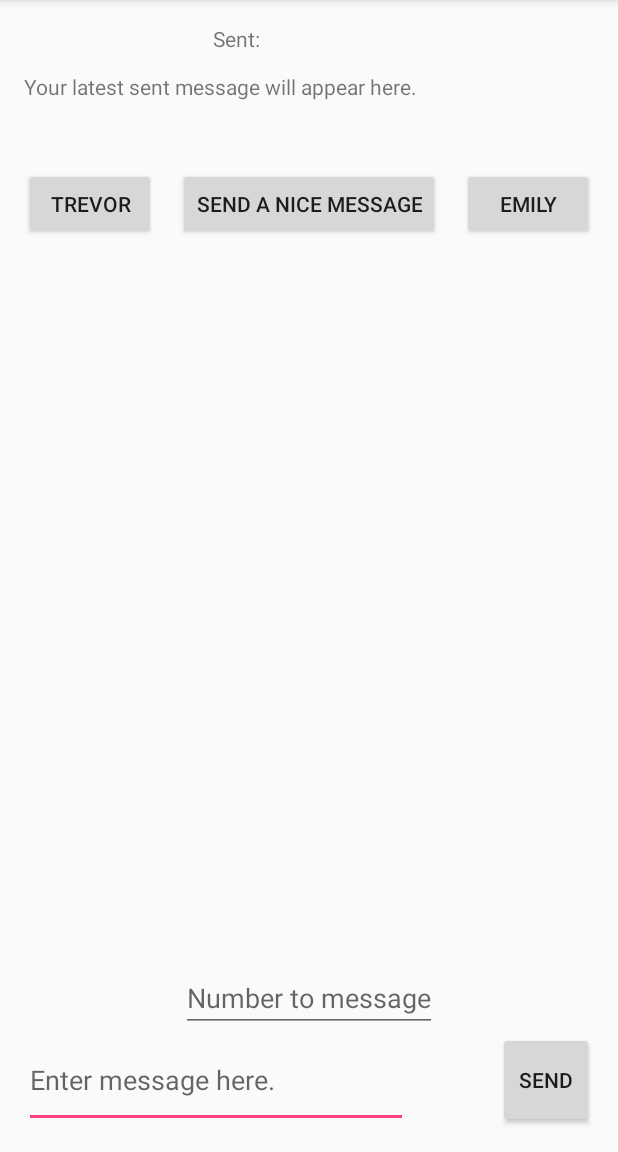
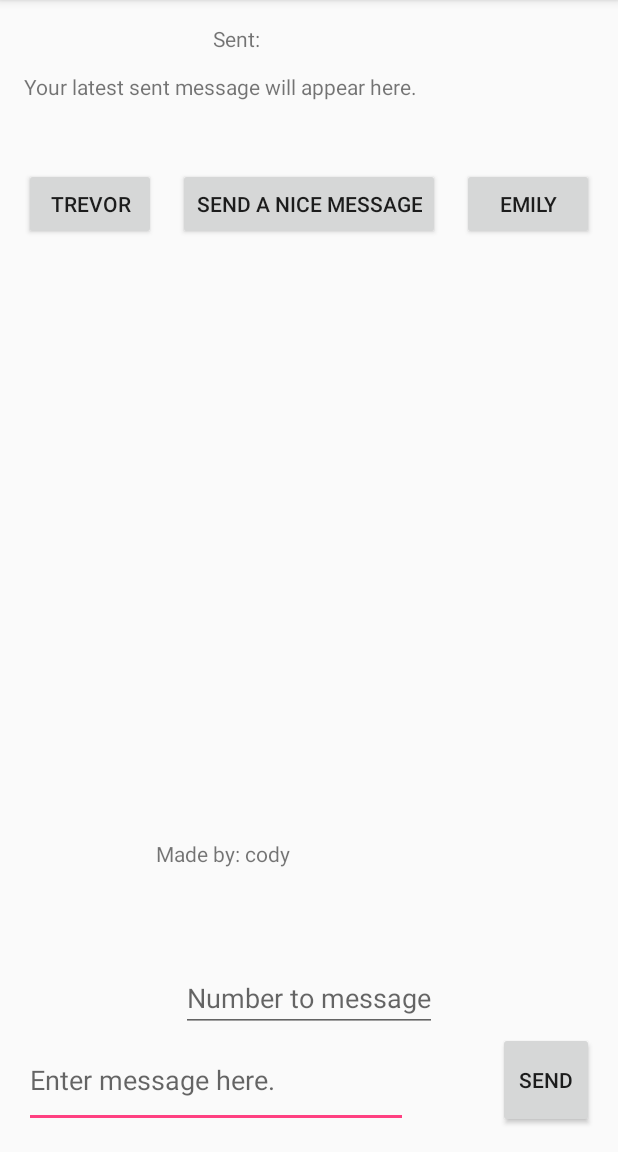
Before and after one commit to MrTj458/WorldsMostBaasicTextingApp, an Android app: the screen it shows after launch (TextingActivity), on a phone screen of 412 x 824 dp, the part 84-1236 px from its top. Run offline under Robolectric (Android 15) with nearby library versions, the light colour scheme and no system bars.

Commit message:
Added name and @author tag

```diff
--- a/app/src/main/java/com/example/thod0127/worldsmostbaasictextingapp/TextingActivity.java
+++ b/app/src/main/java/com/example/thod0127/worldsmostbaasictextingapp/TextingActivity.java
@@ -10,6 +10,9 @@ import android.widget.Toast;
 import android.widget.TextView;
 import java.util.ArrayList;
 
+/**
+ * @author Cody Henrichsen - Extra class assignment.
+ */
 public class TextingActivity extends AppCompatActivity
 {
     private TextView sentText;
--- a/app/src/main/res/layout/activity_texting.xml
+++ b/app/src/main/res/layout/activity_texting.xml
@@ -84,4 +84,15 @@
         android:layout_alignBottom="@+id/number2"
         android:layout_centerHorizontal="true"/>
 
+    <TextView
+        android:layout_width="wrap_content"
+        android:layout_height="wrap_content"
+        android:textAppearance="?android:attr/textAppearanceSmall"
+        android:text="Made by: cody"
+        android:id="@+id/textView"
+        android:layout_above="@+id/numberBox"
+        android:layout_toRightOf="@+id/number1"
+        android:layout_toEndOf="@+id/number1"
+        android:layout_marginBottom="64dp"/>
+
 </RelativeLayout>
```
